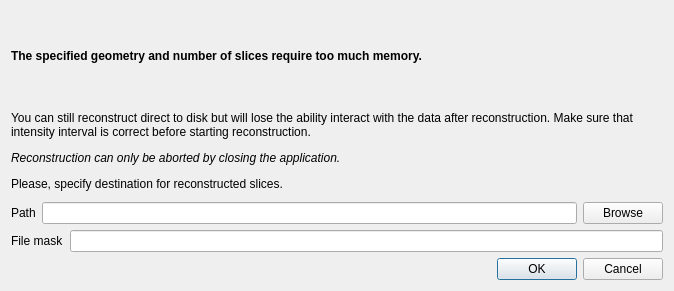
This is src/muhrec3/dialogtoobig.ui in neutronimaging/imagingsuite as Qt 5 draws it before an edit. The edited form follows.
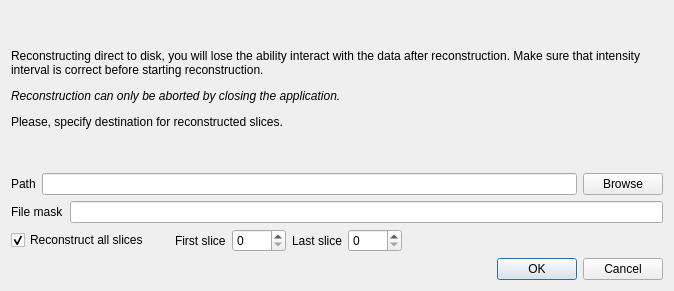
This is the edited form.

Commit message:
Redesigned the recon to disk dialog. Added support for recon to dialog, from the menu. Added remove CurrentRecon.xml menu. Changed default configuration for windows to use spotclean2 and medianmix ring clean.
Release of windows version.

Diff of the .ui file:
```diff
--- a/src/muhrec3/dialogtoobig.ui
+++ b/src/muhrec3/dialogtoobig.ui
@@ -14,21 +14,10 @@
    <string>Insufficient memory</string>
   </property>
   <layout class="QVBoxLayout" name="verticalLayout">
-   <item>
-    <widget class="QLabel" name="label">
-     <property name="text">
-      <string>&lt;b&gt;The specified geometry and number of slices require too much memory.&lt;/b&gt;</string>
-     </property>
-     <property name="wordWrap">
-      <bool>true</bool>
-     </property>
-    </widget>
-   </item>
    <item>
     <widget class="QLabel" name="label_2">
      <property name="text">
-      <string>&lt;html&gt;&lt;head/&gt;&lt;body&gt;&lt;p&gt;You can still reconstruct direct to disk but will lose the ability interact with the data after reconstruction. Make sure that intensity interval is correct before starting reconstruction. &lt;/p&gt;
-&lt;p&gt;&lt;i&gt;Reconstruction can only be aborted by closing the application.&lt;i/&gt;&lt;/p&gt;&lt;p&gt;Please, specify destination for reconstructed slices.&lt;/p&gt;&lt;/body&gt;&lt;/html&gt;</string>
+      <string>&lt;html&gt;&lt;head/&gt;&lt;body&gt;&lt;p&gt;Reconstructing direct to disk, you will lose the ability interact with the data after reconstruction. Make sure that intensity interval is correct before starting reconstruction. &lt;/p&gt;&lt;p&gt;&lt;span style=&quot; font-style:italic;&quot;&gt;Reconstruction can only be aborted by closing the application.&lt;/span&gt;&lt;/p&gt;&lt;p&gt;Please, specify destination for reconstructed slices.&lt;/p&gt;&lt;/body&gt;&lt;/html&gt;</string>
      </property>
      <property name="wordWrap">
       <bool>true</bool>
@@ -70,6 +59,77 @@
      </item>
     </layout>
    </item>
+   <item>
+    <layout class="QHBoxLayout" name="horizontalLayout_3">
+     <item>
+      <widget class="QCheckBox" name="check_reconAll">
+       <property name="text">
+        <string>Reconstruct all slices</string>
+       </property>
+       <property name="checked">
+        <bool>true</bool>
+       </property>
+      </widget>
+     </item>
+     <item>
+      <spacer name="horizontalSpacer_2">
+       <property name="orientation">
+        <enum>Qt::Horizontal</enum>
+       </property>
+       <property name="sizeType">
+        <enum>QSizePolicy::Fixed</enum>
+       </property>
+       <property name="sizeHint" stdset="0">
+        <size>
+         <width>20</width>
+         <height>20</height>
+        </size>
+       </property>
+      </spacer>
+     </item>
+     <item>
+      <widget class="QLabel" name="label_first">
+       <property name="text">
+        <string>First slice</string>
+       </property>
+      </widget>
+     </item>
+     <item>
+      <widget class="QSpinBox" name="spin_firstSlice">
+       <property name="maximum">
+        <number>9999</number>
+       </property>
+      </widget>
+     </item>
+     <item>
+      <widget class="QLabel" name="label_last">
+       <property name="text">
+        <string>Last slice</string>
+       </property>
+      </widget>
+     </item>
+     <item>
+      <widget class="QSpinBox" name="spin_lastSlice">
+       <property name="maximum">
+        <number>9999</number>
+       </property>
+      </widget>
+     </item>
+     <item>
+      <spacer name="horizontalSpacer">
+       <property name="orientation">
+        <enum>Qt::Horizontal</enum>
+       </property>
+       <property name="sizeHint" stdset="0">
+        <size>
+         <width>40</width>
+         <height>20</height>
+        </size>
+       </property>
+      </spacer>
+     </item>
+    </layout>
+   </item>
    <item>
     <widget class="QDialogButtonBox" name="buttonBox">
      <property name="orientation">
```
Left out of the diff: 2 changed lines with no effect on the pictures. The commit also changes 6 other files.
